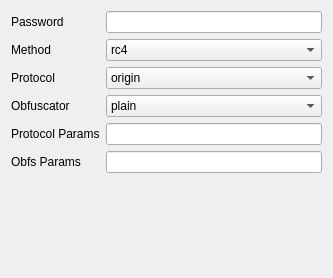
Above: ui/SSROutboundEditor.ui from Qv2ray/QvPlugin-SSR before the change. Below: the same form after it.
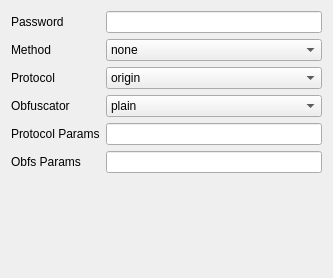
That is the form after the change.

Commit message: add: support many more crypto methods and protocols, by @TheWanderingCoel

The edit to the form file:
```diff
--- a/ui/SSROutboundEditor.ui
+++ b/ui/SSROutboundEditor.ui
@@ -33,6 +33,11 @@
    </item>
    <item row="1" column="1">
     <widget class="QComboBox" name="ssrMethodCombo">
+     <item>
+      <property name="text">
+       <string>none</string>
+      </property>
+     </item>
      <item>
       <property name="text">
        <string notr="true">rc4</string>
```
Left out of the diff: 20 changed lines with no effect on the pictures.
